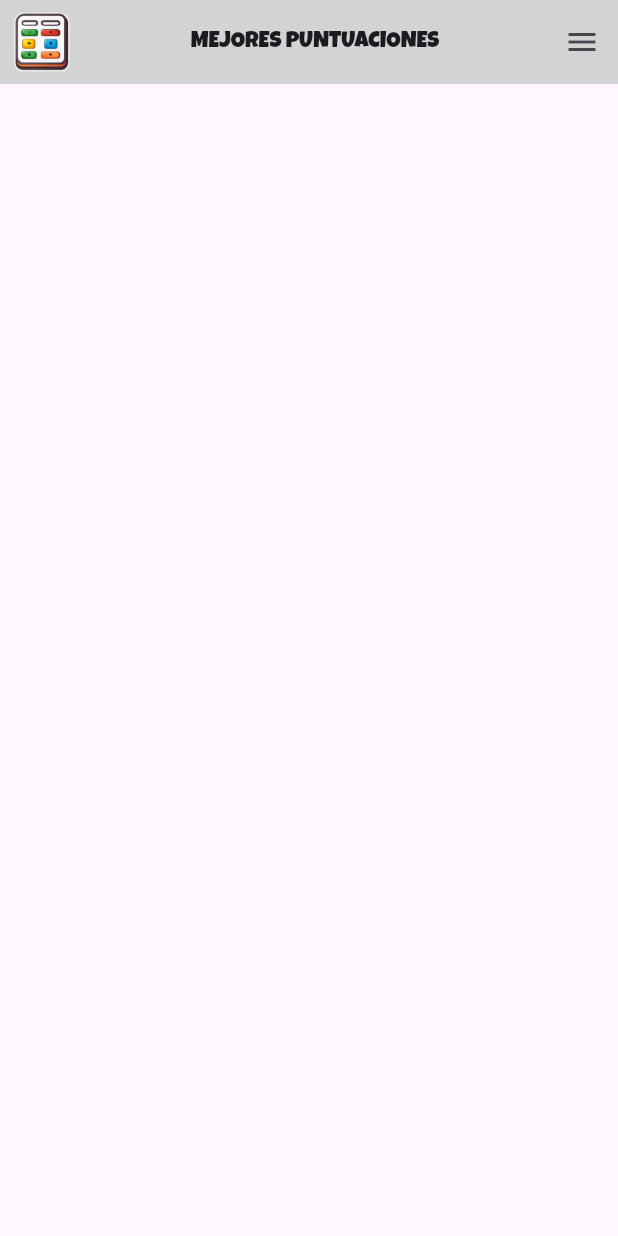
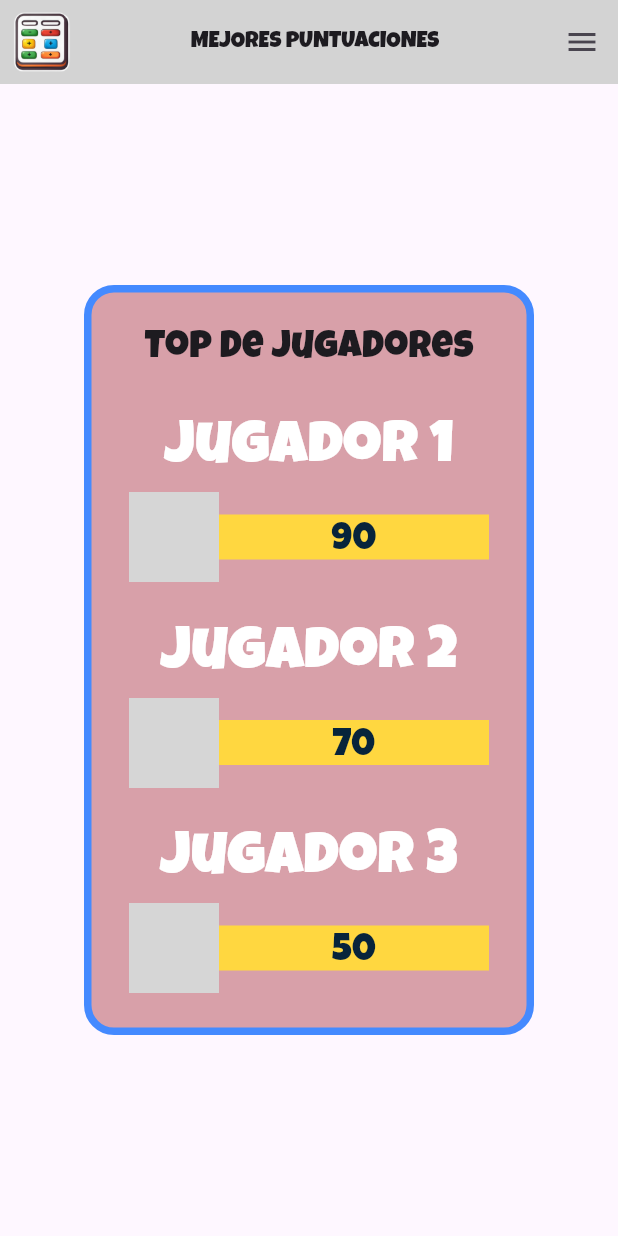
Before and after one commit to Eswin-Poroj/calculadora_preescolar_intecap, a Flutter app: the Pantallamejorespuntuaciones screen opened by its route, on a phone screen of 412 x 824 dp. Run offline on Flutter 3.47's test engine with Material 3 defaults, Android fonts, the phone set to English and light mode, and no system bars; grey boxes are pictures that could not be loaded.

Commit message:
Agregue la pantalla de Top Jugadores

```diff
--- a/lib/pantallas/pantallaJuego.dart
+++ b/lib/pantallas/pantallaJuego.dart
@@ -183,7 +183,7 @@ class _PantallajuegoState extends State<Pantallajuego> {
                                           MaterialPageRoute(
                                             builder: (context) =>
                                                 PantallaGanador(
-                                                    nombre: nombreJugador,
+                                                    nombre: nombreFinal,
                                                     puntaje: numeroAleatorio
                                                         .puntajeFinal),
                                           ),
@@ -221,7 +221,7 @@ class _PantallajuegoState extends State<Pantallajuego> {
                                           MaterialPageRoute(
                                             builder: (context) =>
                                                 PantallaGanador(
-                                                    nombre: nombreJugador,
+                                                    nombre: nombreFinal,
                                                     puntaje: numeroAleatorio
                                                         .puntajeFinal),
                                           ),
@@ -259,7 +259,7 @@ class _PantallajuegoState extends State<Pantallajuego> {
                                           MaterialPageRoute(
                                             builder: (context) =>
                                                 PantallaGanador(
-                                                    nombre: nombreJugador,
+                                                    nombre: nombreFinal,
                                                     puntaje: numeroAleatorio
                                                         .puntajeFinal),
                                           ),
@@ -297,7 +297,7 @@ class _PantallajuegoState extends State<Pantallajuego> {
                                           MaterialPageRoute(
                                             builder: (context) =>
                                                 PantallaGanador(
-                                                    nombre: nombreJugador,
+                                                    nombre: nombreFinal,
                                                     puntaje: numeroAleatorio
                                                         .puntajeFinal),
                                           ),
--- a/lib/pantallas/pantallaMejoresPuntuaciones.dart
+++ b/lib/pantallas/pantallaMejoresPuntuaciones.dart
@@ -94,8 +94,159 @@ class Pantallamejorespuntuaciones extends StatelessWidget {
           ],
         ),
       ),
-      body: Container(
-
+      body: Center(
+        child: Container(
+          height: 500,
+          width: 300,
+          decoration: const BoxDecoration(
+              color: Color.fromRGBO(216, 160, 169, 0.996),
+              borderRadius: BorderRadius.all(
+                Radius.circular(20),
+              ),
+              border: Border.symmetric(
+                vertical: BorderSide(
+                  width: 5.0,
+                  color: Colors.blueAccent,
+                  style: BorderStyle.solid,
+                ),
+                horizontal: BorderSide(
+                  width: 5.0,
+                  color: Colors.blueAccent,
+                  style: BorderStyle.solid,
+                ),
+              )),
+          child: Column(
+            children: [
+              const SizedBox(height: 20),
+              Text(
+                'Top de Jugadores',
+                style: TextStyle(
+                  fontSize: 25,
+                ),
+              ),
+              const SizedBox(height: 20),
+              Text(
+                'Jugador 1',
+                style: TextStyle(
+                  fontSize: 40,
+                  color: Colors.white,
+                ),
+              ),
+              Row(
+                children: [
+                  Container(
+                    width: 60,
+                    height: 60,
+                    padding: EdgeInsets.all(0),
+                    margin: EdgeInsets.only(
+                      left: 25,
+                    ),
+                    child: Image.asset('assets/imagenes/estrella.gif'),
+                  ),
+                  Container(
+                    margin: EdgeInsets.only(
+                      left: 0,
+                    ),
+                    padding: EdgeInsets.all(0),
+                    height: 30,
+                    width: 180,
+                    color: Colors.amberAccent,
+                    child: Center(
+                      child: Text(
+                        '${mejorJugador[0]}',
+                        textAlign: TextAlign.center,
+                        style: TextStyle(
+                          fontSize: 25,
+                          color: const Color.fromARGB(255, 7, 36, 59),
+                        ),
+                      ),
+                    ),
+                  )
+                ],
+              ),
+              const SizedBox(height: 20),
+              Text(
+                'Jugador 2',
+                style: TextStyle(
+                  fontSize: 40,
+                  color: Colors.white,
+                ),
+              ),
+              Row(
+                children: [
+                  Container(
+                    width: 60,
+                    height: 60,
+                    padding: EdgeInsets.all(0),
+                    margin: EdgeInsets.only(
+                      left: 25,
+                    ),
+                    child: Image.asset('assets/imagenes/estrella.gif'),
+                  ),
+                  Container(
+                    margin: EdgeInsets.only(
+                      left: 0,
+                    ),
+                    padding: EdgeInsets.all(0),
+                    height: 30,
+                    width: 180,
+                    color: Colors.amberAccent,
+                    child: Center(
+                      child: Text(
+                        '${mejorJugador[1]}',
+                        textAlign: TextAlign.center,
+                        style: TextStyle(
+                          fontSize: 25,
+                          color: const Color.fromARGB(255, 7, 36, 59),
+                        ),
+                      ),
+                    ),
+                  )
+                ],
+              ),
+              const SizedBox(height: 20),
+              Text(
+                'Jugador 3',
+                style: TextStyle(
+                  fontSize: 40,
+                  color: Colors.white,
+                ),
+              ),
+              Row(
+                children: [
+                  Container(
+                    width: 60,
+                    height: 60,
+                    padding: EdgeInsets.all(0),
+                    margin: EdgeInsets.only(
+                      left: 25,
+                    ),
+                    child: Image.asset('assets/imagenes/estrella.gif'),
+                  ),
+                  Container(
+                    margin: EdgeInsets.only(
+                      left: 0,
+                    ),
+                    padding: EdgeInsets.all(0),
+                    height: 30,
+                    width: 180,
+                    color: Colors.amberAccent,
+                    child: Center(
+                      child: Text(
+                        '${mejorJugador[2]}',
+                        textAlign: TextAlign.center,
+                        style: TextStyle(
+                          fontSize: 25,
+                          color: const Color.fromARGB(255, 7, 36, 59),
+                        ),
+                      ),
+                    ),
+                  )
+                ],
+              )
+            ],
+          ),
+        ),
       ),
     );
   }
--- a/lib/pantallas/pantallaResultado.dart
+++ b/lib/pantallas/pantallaResultado.dart
@@ -100,13 +100,13 @@ class PantallaGanador extends StatelessWidget {
           children: [
             Text(
               '¡Felicidades $nombre!',
-              style: const TextStyle(fontSize: 50),
+              style: const TextStyle(fontSize: 35),
             ),
             const SizedBox(height: 10),
             const Text(
               '¡Haz Ganado!',
               style: TextStyle(
-                fontSize: 35,
+                fontSize: 25,
               ),
             ),
             const SizedBox(height: 10),
--- a/pubspec.yaml
+++ b/pubspec.yaml
@@ -61,6 +61,7 @@ flutter:
   assets:
     - assets/imagenes/icono.png
     - assets/imagenes/victoria.gif
+    - assets/imagenes/estrella.gif
 
   # To add assets to your application, add an assets section, like this:
   # assets:
```
